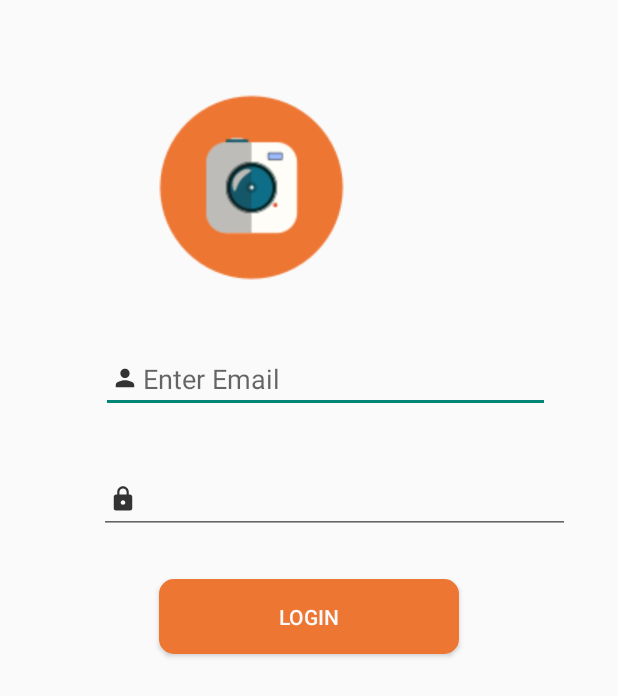
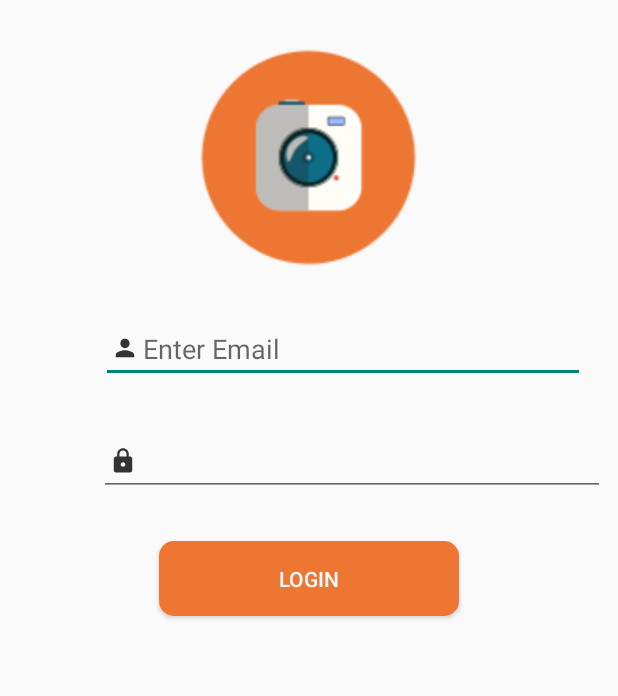
Before and after one commit to ANM05/ArtGram, an Android app: the screen it shows after launch (LoginActivity), on a phone screen of 412 x 824 dp. Shown: the top 696 px of the screen. Run offline under Robolectric (Android 15) with nearby library versions, the phone set to English and light mode, and no system bars; our stand-ins replace ButterKnife.

Commit message:
Arrange login views

```diff
--- a/app/build.gradle
+++ b/app/build.gradle
@@ -16,6 +16,10 @@ android {
             proguardFiles getDefaultProguardFile('proguard-android-optimize.txt'), 'proguard-rules.pro'
         }
     }
+    compileOptions {
+        sourceCompatibility JavaVersion.VERSION_1_8
+        targetCompatibility JavaVersion.VERSION_1_8
+    }
 }
 
 dependencies {
@@ -26,4 +30,7 @@ dependencies {
     androidTestImplementation 'com.android.support.test:runner:1.0.2'
     androidTestImplementation 'com.android.support.test.espresso:espresso-core:3.0.2'
     implementation 'com.android.support:cardview-v7:28.0.0'
+
+    implementation 'com.jakewharton:butterknife:10.1.0'
+    annotationProcessor 'com.jakewharton:butterknife-compiler:10.1.0'
 }
--- a/app/src/main/AndroidManifest.xml
+++ b/app/src/main/AndroidManifest.xml
@@ -1,5 +1,6 @@
 <?xml version="1.0" encoding="utf-8"?>
 <manifest xmlns:android="http://schemas.android.com/apk/res/android"
+    xmlns:tools="http://schemas.android.com/tools"
     package="com.example.artgram">
 
     <application
@@ -8,7 +9,8 @@
         android:label="@string/app_name"
         android:roundIcon="@mipmap/ic_launcher_round"
         android:supportsRtl="true"
-        android:theme="@style/AppTheme">
+        android:theme="@style/AppTheme"
+        >
         <activity android:name=".MainActivity"></activity>
         <activity
             android:name=".LoginActivity"
--- a/app/src/main/java/com/example/artgram/LoginActivity.java
+++ b/app/src/main/java/com/example/artgram/LoginActivity.java
@@ -1,13 +1,27 @@
 package com.example.artgram;
 
-import android.support.v7.app.AppCompatActivity;
+
 import android.os.Bundle;
+import android.widget.EditText;
+
+import androidx.appcompat.app.AppCompatActivity;
+
+import butterknife.BindView;
+import butterknife.ButterKnife;
 
 public class LoginActivity extends AppCompatActivity {
+
+    @BindView(R.id.email)
+    EditText mLoginEmail;
+    @BindView(R.id.password)
+    EditText mPassword;
 
     @Override
     protected void onCreate(Bundle savedInstanceState) {
         super.onCreate(savedInstanceState);
         setContentView(R.layout.activity_login);
+        ButterKnife.bind(this);
+
+
     }
 }
--- a/app/src/main/java/com/example/artgram/MainActivity.java
+++ b/app/src/main/java/com/example/artgram/MainActivity.java
@@ -1,7 +1,8 @@
 package com.example.artgram;
 
-import android.support.v7.app.AppCompatActivity;
 import android.os.Bundle;
+
+import androidx.appcompat.app.AppCompatActivity;
 
 public class MainActivity extends AppCompatActivity {
 
--- a/app/src/main/java/com/example/artgram/SplashActivity.java
+++ b/app/src/main/java/com/example/artgram/SplashActivity.java
@@ -2,8 +2,9 @@ package com.example.artgram;
 
 import android.content.Intent;
 import android.os.Handler;
-import android.support.v7.app.AppCompatActivity;
 import android.os.Bundle;
+
+import androidx.appcompat.app.AppCompatActivity;
 
 public class SplashActivity extends AppCompatActivity {
 
--- a/app/src/main/res/layout/activity_login.xml
+++ b/app/src/main/res/layout/activity_login.xml
@@ -10,23 +10,19 @@
         android:id="@+id/imageView"
         android:layout_width="150dp"
         android:layout_height="150dp"
-        android:layout_alignParentStart="true"
-        android:layout_alignParentLeft="true"
         android:layout_alignParentTop="true"
-        android:layout_alignParentEnd="true"
-        android:layout_alignParentRight="true"
-        android:layout_marginStart="103dp"
-        android:layout_marginLeft="103dp"
-        android:layout_marginTop="50dp"
-        android:layout_marginEnd="180dp"
-        android:layout_marginRight="180dp"
-        app:srcCompat="@drawable/themeicon"
         android:layout_centerHorizontal="true"
-        android:contentDescription="@string/todo" />
+        android:layout_marginStart="133dp"
+        android:layout_marginLeft="50dp"
+        android:layout_marginTop="30dp"
+        android:layout_marginEnd="78dp"
+        android:layout_marginRight="50dp"
+        android:contentDescription="@string/todo"
+        app:srcCompat="@drawable/themeicon" />
 
     <EditText
         android:id="@+id/email"
-        android:layout_width="299dp"
+        android:layout_width="322dp"
         android:layout_height="wrap_content"
         android:layout_below="@+id/imageView"
         android:layout_alignParentStart="true"
@@ -37,8 +33,8 @@
         android:layout_marginStart="67dp"
         android:layout_marginLeft="67dp"
         android:layout_marginTop="30dp"
-        android:layout_marginEnd="45dp"
-        android:layout_marginRight="45dp"
+        android:layout_marginEnd="22dp"
+        android:layout_marginRight="22dp"
         android:autofillHints=""
         android:drawableLeft="@drawable/username"
         android:ems="10"
@@ -56,9 +52,9 @@
         android:layout_alignRight="@+id/email"
         android:layout_marginStart="-1dp"
         android:layout_marginLeft="-1dp"
-        android:layout_marginTop="35dp"
+        android:layout_marginTop="30dp"
         android:layout_marginEnd="-13dp"
-        android:layout_marginRight="0dp"
+        android:layout_marginRight="30dp"
         android:autofillHints=""
         android:drawableLeft="@drawable/password"
         android:ems="10"
--- a/gradle.properties
+++ b/gradle.properties
@@ -15,3 +15,6 @@ org.gradle.jvmargs=-Xmx1536m
 # This option should only be used with decoupled projects. More details, visit
 # http://www.gradle.org/docs/current/userguide/multi_project_builds.html#sec:decoupled_projects
 # org.gradle.parallel=true
+
+android.useAndroidX=true
+android.enableJetifier=true
```
